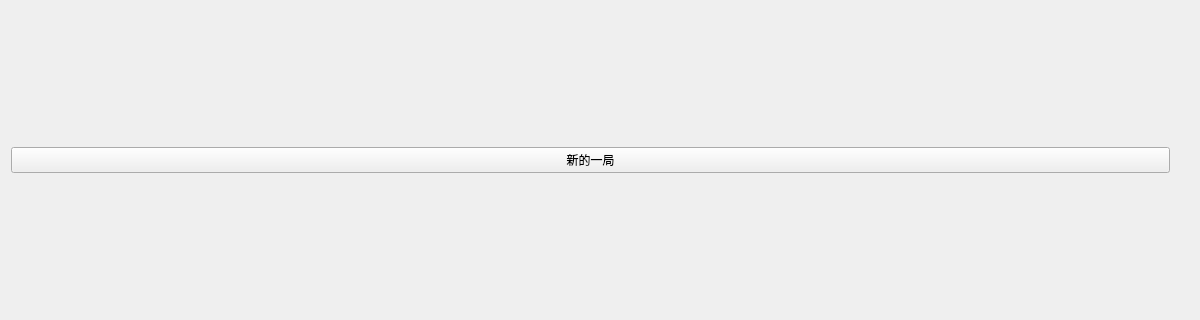
Old version of the form mainwindow.ui in the repository dzysdy/PaperMahjong; both pictures show x 0 to 1200 and y 225 to 545 of the 1200 by 800 pixel window.
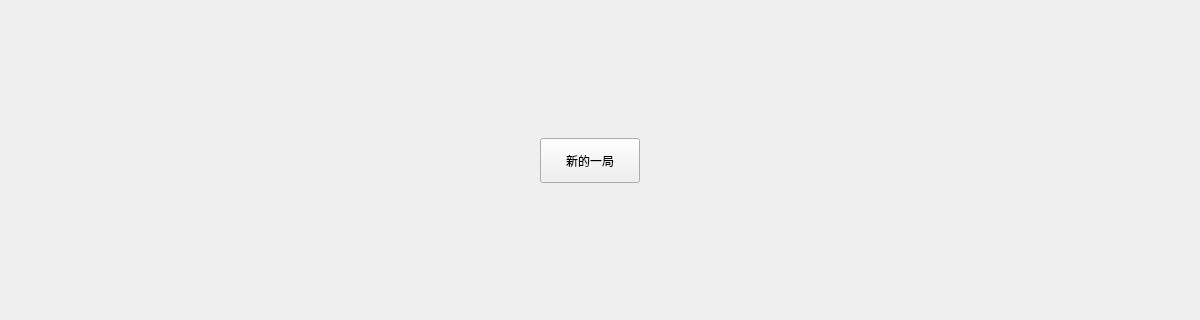
New version of the form.

The edit to the form file:
```diff
--- a/mainwindow.ui
+++ b/mainwindow.ui
@@ -34,6 +34,18 @@
        </item>
        <item>
         <widget class="QPushButton" name="startBtn">
+         <property name="minimumSize">
+          <size>
+           <width>0</width>
+           <height>45</height>
+          </size>
+         </property>
+         <property name="maximumSize">
+          <size>
+           <width>100</width>
+           <height>16777215</height>
+          </size>
+         </property>
          <property name="text">
           <string>新的一局</string>
          </property>
```
